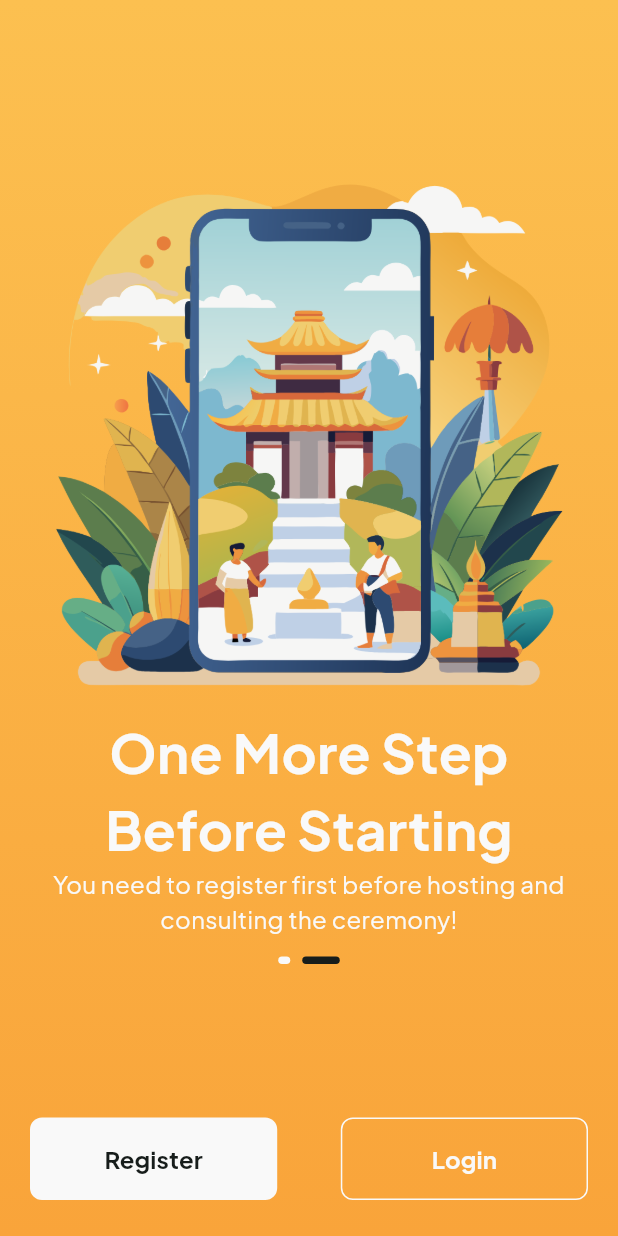
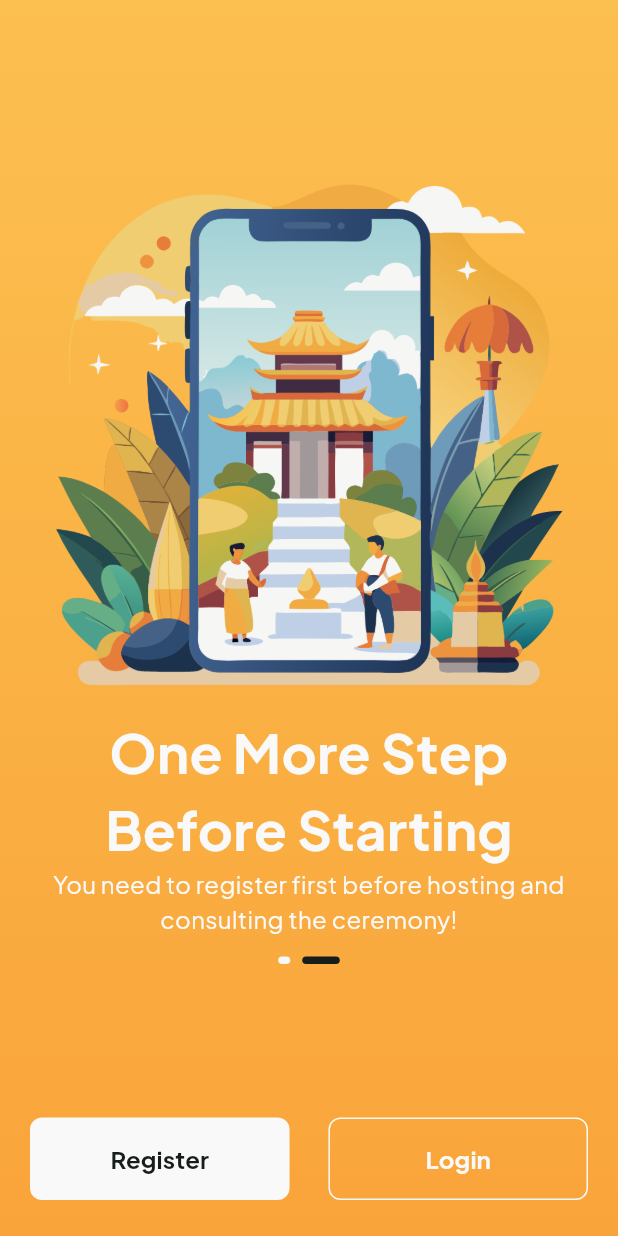
Before and after one commit to griyagedemundeh/mobile_griya_gede_mundeh, a Flutter app: the screen it shows after launch, swiped to page 2, on a phone screen of 412 x 824 dp. Run offline on Flutter 3.47's test engine with Material 3 defaults, Android fonts, the phone set to English and light mode, and no system bars; drawn by our look-alikes of carousel_slider; our stand-ins replace go_router, google_fonts, hooks_riverpod; generated files the repository leaves out were written again.

Commit message:
feat(TGG-107): implement ui onboarding

```diff
--- a/lib/core/widget/button/primary_button.dart
+++ b/lib/core/widget/button/primary_button.dart
@@ -23,7 +23,7 @@ class PrimaryButton extends StatelessWidget {
   Widget build(BuildContext context) {
     return SizedBox(
       width: isMedium != null && isMedium == true
-          ? MediaQuery.of(context).size.width * 0.4
+          ? MediaQuery.of(context).size.width * 0.42
           : MediaQuery.of(context).size.width,
       child: MaterialButton(
         elevation: 0,
--- a/lib/core/widget/button/secondary_button.dart
+++ b/lib/core/widget/button/secondary_button.dart
@@ -23,7 +23,7 @@ class SecondaryButton extends StatelessWidget {
   Widget build(BuildContext context) {
     return SizedBox(
       width: isMedium != null && isMedium == true
-          ? MediaQuery.of(context).size.width * 0.4
+          ? MediaQuery.of(context).size.width * 0.42
           : MediaQuery.of(context).size.width,
       child: MaterialButton(
         elevation: 0,
```
